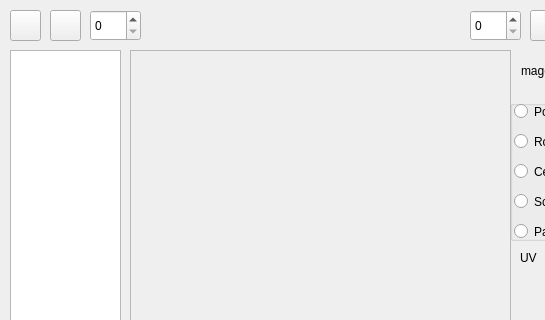
Before: the Qt Designer form ui/animationform.ui in chocoball/AnimationCreator, drawn with Qt 5; both pictures show x 0 to 545 and y 0 to 320 of the 811 by 497 pixel window.
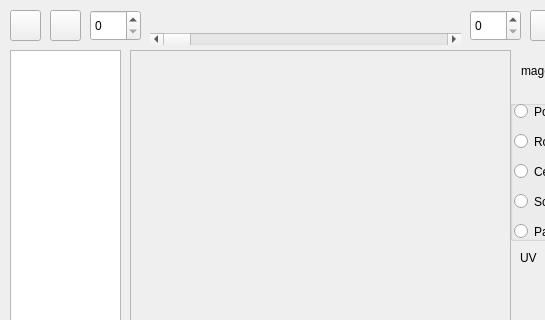
After: the same form once the commit is applied. Icons and pictures are not drawn. Custom widgets are drawn as their Qt base class.

The edit to the form file:
```diff
--- a/ui/animationform.ui
+++ b/ui/animationform.ui
@@ -893,13 +893,26 @@
      <x>150</x>
      <y>10</y>
      <width>311</width>
-     <height>31</height>
+     <height>21</height>
     </rect>
    </property>
    <property name="text">
     <string/>
    </property>
   </widget>
+  <widget class="QScrollBar" name="horizontalScrollBar_frame">
+   <property name="geometry">
+    <rect>
+     <x>150</x>
+     <y>33</y>
+     <width>311</width>
+     <height>12</height>
+    </rect>
+   </property>
+   <property name="orientation">
+    <enum>Qt::Horizontal</enum>
+   </property>
+  </widget>
  </widget>
  <customwidgets>
   <customwidget>
```
